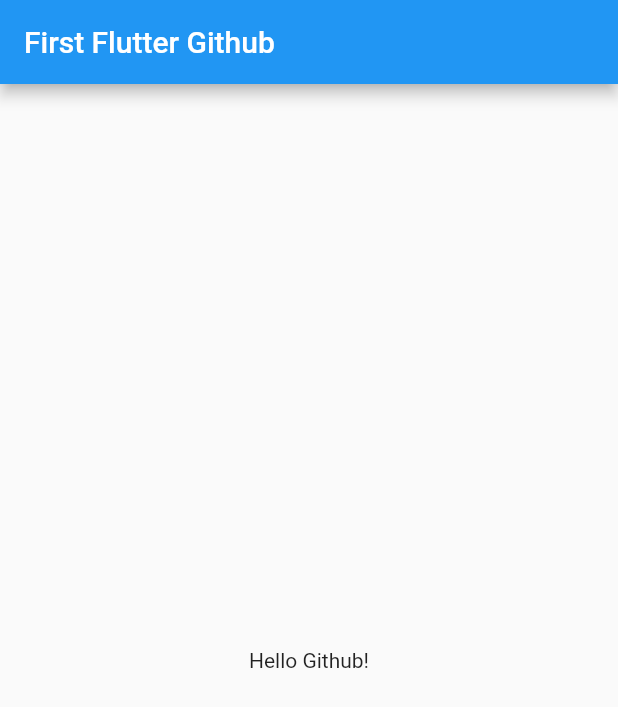
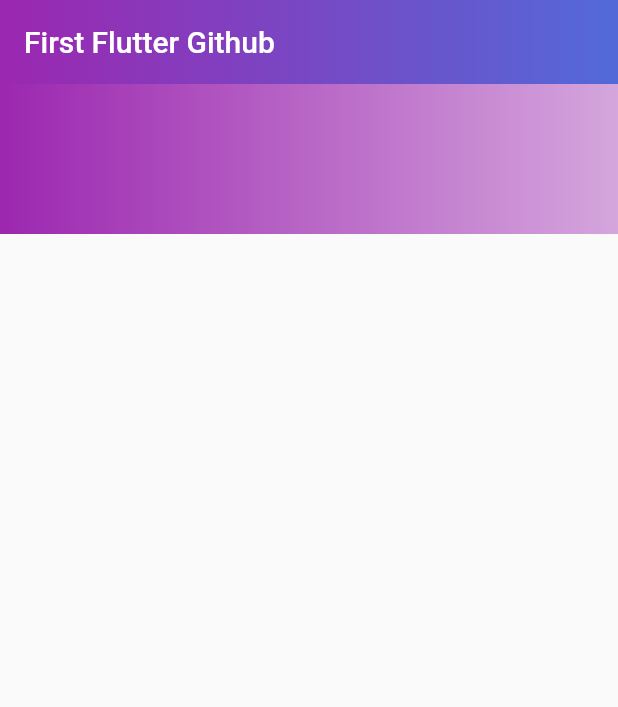
Before and after one commit to ravioad/hello_github, a Flutter app: the screen it shows after launch, on a phone screen of 412 x 824 dp. Shown: the top 707 px of the screen. Run offline on Flutter 3.47's test engine with Material 2 defaults, Android fonts, the phone set to English and light mode, and no system bars.

Commit message:
added the gradient to appbar and below

```diff
--- a/lib/main.dart
+++ b/lib/main.dart
@@ -8,9 +8,7 @@ class MyApp extends StatelessWidget {
     return MaterialApp(
       debugShowCheckedModeBanner: false,
       title: 'Flutter Demo',
-      theme: ThemeData(
-        primarySwatch: Colors.blue,
-      ),
+      theme: ThemeData(),
       home: MyHomePage(),
     );
   }
@@ -27,9 +25,27 @@ class _MyHomePageState extends State<MyHomePage> {
     return Scaffold(
       appBar: AppBar(
         title: Text("First Flutter Github"),
+        elevation: 0,
+        backgroundColor: Colors.blue,
+        flexibleSpace: Container(
+          decoration: BoxDecoration(
+            gradient: LinearGradient(
+              colors: [Colors.purple, Colors.purple.withOpacity(.4)],
+            ),
+          ),
+        ),
       ),
-      body: Center(
-        child: Text("Hello Github!"),
+      body: Column(
+        children: <Widget>[
+          Container(
+            width: double.infinity,
+            height: 100,
+            decoration: BoxDecoration(
+                color: Colors.blue,
+                gradient: LinearGradient(
+                    colors: [Colors.purple, Colors.purple.withOpacity(.4)])),
+          )
+        ],
       ),
     );
   }
```
